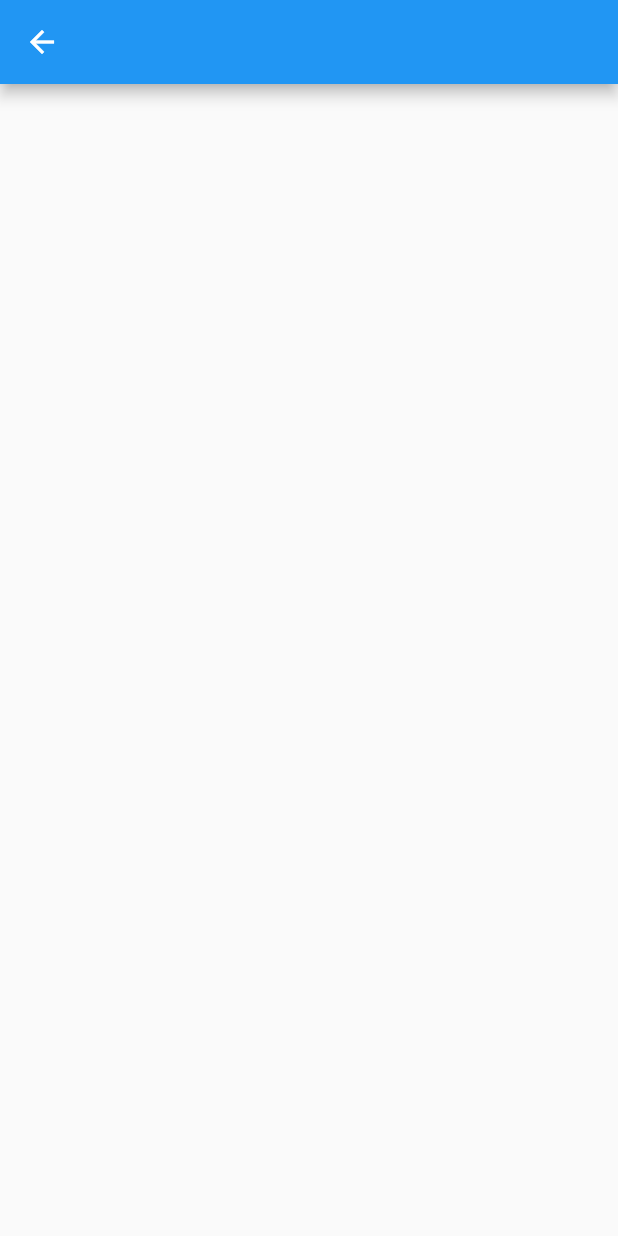
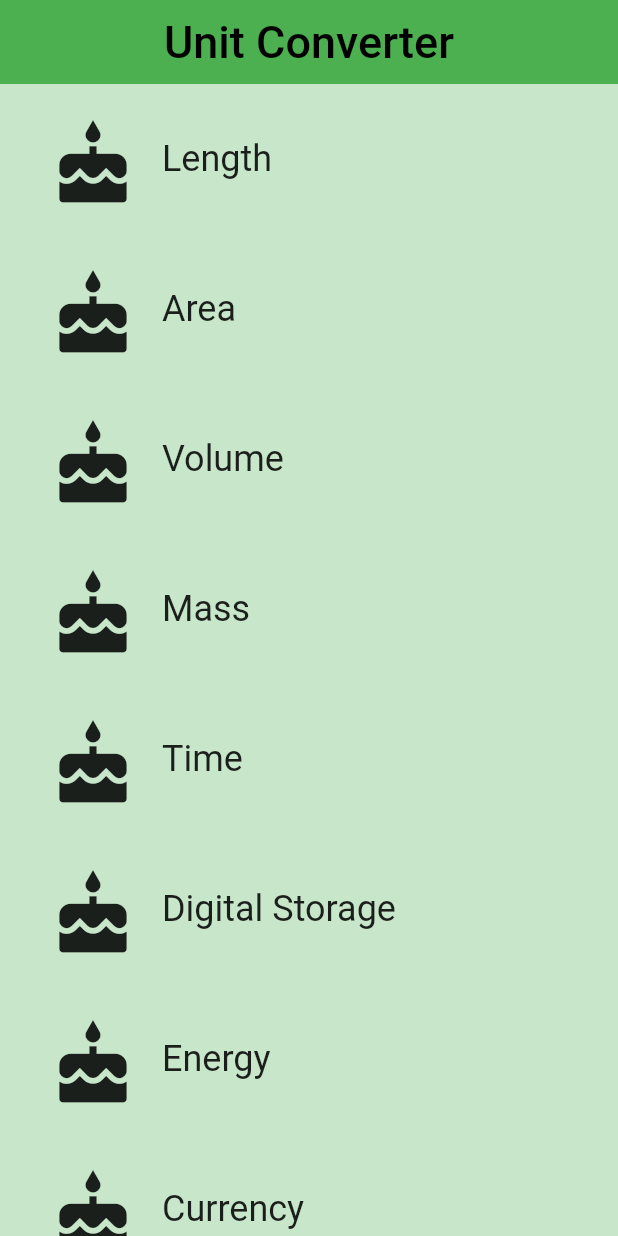
Before and after one commit to vasilevkin/FlutterUdacity, a Flutter app: the CategoryRoute screen opened directly, on a phone screen of 412 x 824 dp. Run offline on Flutter 3.47's test engine with Material 2 defaults, Android fonts, the phone set to English and light mode, and no system bars.

Commit message:
Resolve Quiz: Code the Unit Converter AppBar and Category Route.

```diff
--- a/task_03_category_route/lib/category.dart
+++ b/task_03_category_route/lib/category.dart
@@ -5,11 +5,7 @@
 // To keep your imports tidy, follow the ordering guidelines at
 // https://www.dartlang.org/guides/language/effective-dart/style#ordering
 import 'package:flutter/material.dart';
-// @required is defined in the meta.dart package
-import 'package:meta/meta.dart';
 
-// We use an underscore to indicate that these variables are private.
-// See https://www.dartlang.org/guides/language/effective-dart/design#libraries
 final _rowHeight = 100.0;
 final _borderRadius = BorderRadius.circular(_rowHeight / 2);
 
@@ -26,9 +22,7 @@ class Category extends StatelessWidget {
   ///
   /// A [Category] saves the name of the Category (e.g. 'Length'), its color for
   /// the UI, and the icon that represents it (e.g. a ruler).
-  // While the @required checks for whether a named parameter is passed in,
-  // it doesn't check whether the object passed in is null. We check that
-  // in the assert statement.
+  // TODO: You'll need the name, color, and iconLocation from main.dart
   const Category({
     Key key,
     @required this.name,
@@ -56,26 +50,19 @@ class Category extends StatelessWidget {
           borderRadius: _borderRadius,
           highlightColor: color,
           splashColor: color,
-          // We can use either the () => function() or the () { function(); }
-          // syntax.
-          onTap: () {
-            print('I was tapped!');
-          },
+          // The same result but different syntax
+          onTap: () => print('I was tapped!'),
+//          onTap: () {
+//            print('I was tapped!');
+//          },
           child: Padding(
             padding: EdgeInsets.all(8.0),
             child: Row(
               crossAxisAlignment: CrossAxisAlignment.stretch,
-              // There are two ways to denote a list: `[]` and `List()`.
-              // Prefer to use the literal syntax, i.e. `[]`, instead of `List()`.
-              // You can add the type argument if you'd like, i.e. <Widget>[].
-              // See https://www.dartlang.org/guides/language/effective-dart/usage#do-use-collection-literals-when-possible
               children: [
                 Padding(
                   padding: EdgeInsets.all(16.0),
-                  child: Icon(
-                    iconLocation,
-                    size: 60.0,
-                  ),
+                  child: Icon(iconLocation, size: 60.0),
                 ),
                 Center(
                   child: Text(
@@ -83,7 +70,7 @@ class Category extends StatelessWidget {
                     textAlign: TextAlign.center,
                     style: Theme.of(context).textTheme.headline,
                   ),
-                ),
+                )
               ],
             ),
           ),
--- a/task_03_category_route/lib/category_route.dart
+++ b/task_03_category_route/lib/category_route.dart
@@ -4,9 +4,10 @@
 
 import 'package:flutter/material.dart';
 
+import 'category.dart';
 // TODO: Check if we need to import anything
 
-// TODO: Define any constants
+final _backgroundColor = Colors.green[100];
 
 /// Category Route (screen).
 ///
@@ -40,17 +41,43 @@ class CategoryRoute extends StatelessWidget {
     Colors.red,
   ];
 
+  Widget _buildCategoryWidgets(List<Widget> categories) {
+    return ListView.builder(
+      itemBuilder: (BuildContext context, int index) => categories[index],
+      itemCount: categories.length,
+    );
+  }
+
   @override
   Widget build(BuildContext context) {
+    final categories = <Category>[];
+
+    for (var i = 0; i < _categoryNames.length; i++) {
+      categories.add(Category(
+        name: _categoryNames[i],
+        color: _baseColors[i],
+        iconLocation: Icons.cake,
+      ));
+    }
     // TODO: Create a list of the eight Categories, using the names and colors
     // from above. Use a placeholder icon, such as `Icons.cake` for each
     // Category. We'll add custom icons later.
 
     // TODO: Create a list view of the Categories
-    final listView = Container();
+    final listView = Container(
+      color: _backgroundColor,
+      padding: EdgeInsets.symmetric(horizontal: 8.0),
+      child: _buildCategoryWidgets(categories),
+    );
 
     // TODO: Create an App Bar
-    final appBar = AppBar();
+    final appBar = AppBar(
+      title: Text('Unit Converter',
+          style: TextStyle(fontSize: 30.0, color: Colors.black)),
+      elevation: 0.0,
+      backgroundColor: Colors.green[500],
+      centerTitle: true,
+    );
 
     return Scaffold(
       appBar: appBar,
--- a/task_03_category_route/lib/main.dart
+++ b/task_03_category_route/lib/main.dart
@@ -5,6 +5,7 @@
 // You can read about packages here: https://flutter.io/using-packages/
 import 'package:flutter/material.dart';
 
+import 'category_route.dart';
 // TODO: Import the CategoryRoute widget
 
 /// The function that is called when main.dart is run.
@@ -19,11 +20,20 @@ class UnitConverterApp extends StatelessWidget {
   @override
   Widget build(BuildContext context) {
     return MaterialApp(
-      debugShowCheckedModeBanner: false,
+      debugShowCheckedModeBanner: true,
       title: 'Unit Converter',
       // TODO: Instead of pointing to exactly 1 Category widget,
       // our home should now point to an instance of the CategoryRoute widget.
-      home: Container(),
+      home: CategoryRoute(),
+//      home: Scaffold(
+//        appBar: AppBar(
+//          title: Text('Unit Converter', style: TextStyle(fontSize: 30.0)),
+//          elevation: 0.0,
+//          backgroundColor: Colors.green[500],
+//        ),
+//        backgroundColor: Colors.green[100],
+//body: ,
+//      ),
     );
   }
 }
```
